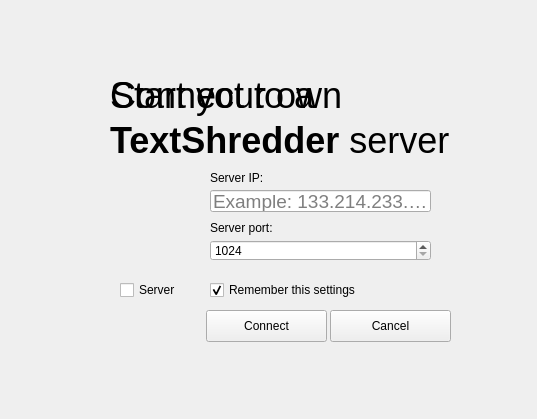
The window that textshredder_ui/mainwindow.ui (mitchelkuijpers/TextShredder) describes before a commit, drawn with Qt 5.
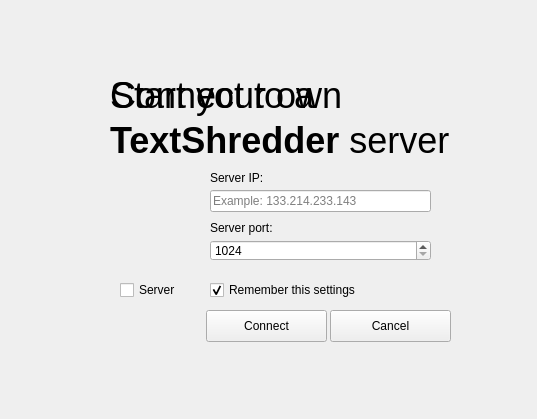
The same window after the commit. Icons and pictures are not drawn.

```diff
--- a/textshredder_ui/mainwindow.ui
+++ b/textshredder_ui/mainwindow.ui
@@ -74,12 +74,6 @@
       <height>22</height>
      </rect>
     </property>
-    <property name="font">
-     <font>
-      <family>Arial</family>
-      <pointsize>14</pointsize>
-     </font>
-    </property>
     <property name="text">
      <string/>
     </property>
@@ -193,7 +187,7 @@
       <x>0</x>
       <y>50</y>
       <width>541</width>
-      <height>121</height>
+      <height>111</height>
      </rect>
     </property>
     <property name="text">
@@ -270,6 +264,7 @@
      <bool>false</bool>
     </property>
    </widget>
+   <zorder>titleLabelServer</zorder>
    <zorder>titleLabelHead</zorder>
    <zorder>titleLabelClient</zorder>
    <zorder>serverPortInput</zorder>
@@ -281,7 +276,6 @@
    <zorder>rememberSettingsInput</zorder>
    <zorder>isServerInput</zorder>
    <zorder>avatarLabel</zorder>
-   <zorder>titleLabelServer</zorder>
    <zorder>fadeInLabel</zorder>
   </widget>
   <action name="actionDsfdsfsdf">
```
